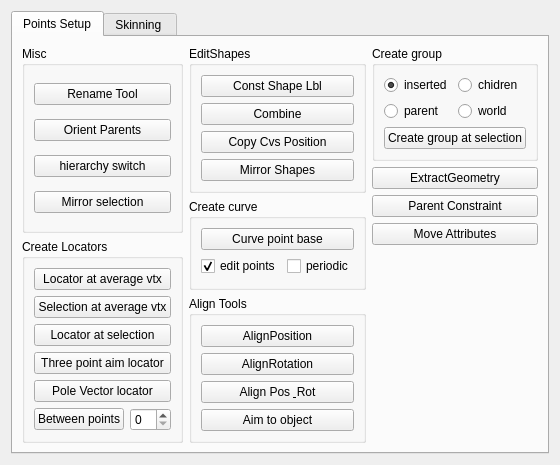
First picture: the form in Tools/Resources/UI_RigTools.ui, repository rendermotion/RMPY, before the edit.
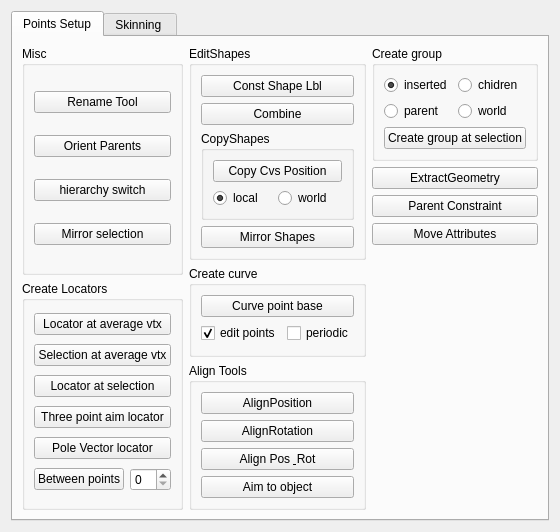
Second picture: the form after the edit.

Commit message: Added transfer curves local , world Space on the RigTools

What changed in the file:
```diff
--- a/Tools/Resources/UI_RigTools.ui
+++ b/Tools/Resources/UI_RigTools.ui
@@ -7,7 +7,7 @@
     <x>0</x>
     <y>0</y>
     <width>521</width>
-    <height>446</height>
+    <height>504</height>
    </rect>
   </property>
   <property name="windowTitle">
@@ -157,10 +157,46 @@
                </widget>
               </item>
               <item>
-               <widget class="QPushButton" name="CopyCvsPosBtn">
-                <property name="text">
-                 <string>Copy Cvs Position</string>
+               <widget class="QGroupBox" name="CopyShapesGroupBox">
+                <property name="title">
+                 <string>CopyShapes</string>
                 </property>
+                <layout class="QVBoxLayout" name="verticalLayout">
+                 <item>
+                  <widget class="QPushButton" name="CopyCvsPosBtn">
+                   <property name="text">
+                    <string>Copy Cvs Position</string>
+                   </property>
+                  </widget>
+                 </item>
+                 <item>
+                  <layout class="QHBoxLayout" name="horizontalLayout_6">
+                   <property name="spacing">
+                    <number>0</number>
+                   </property>
+                   <property name="bottomMargin">
+                    <number>0</number>
+                   </property>
+                   <item>
+                    <widget class="QRadioButton" name="localSpaceRadio">
+                     <property name="text">
+                      <string>local</string>
+                     </property>
+                     <property name="checked">
+                      <bool>true</bool>
+                     </property>
+                    </widget>
+                   </item>
+                   <item>
+                    <widget class="QRadioButton" name="worldSpaceRadio">
+                     <property name="text">
+                      <string>world</string>
+                     </property>
+                    </widget>
+                   </item>
+                  </layout>
+                 </item>
+                </layout>
                </widget>
               </item>
               <item>
```
Left out of the diff: 5 changed lines with no effect on the pictures. The commit also changes 11 other files.
